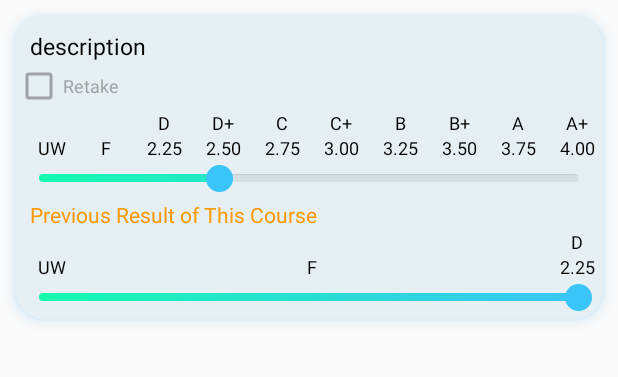
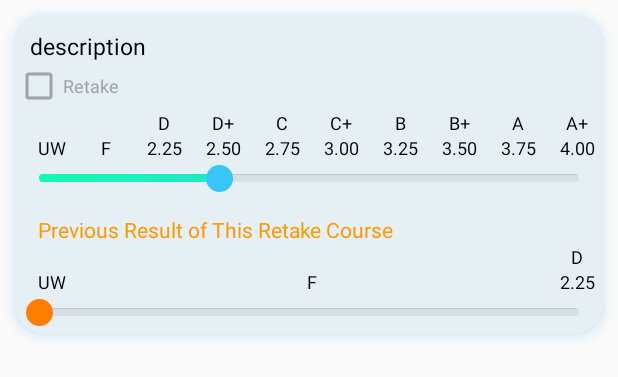
Before and after one commit to Arafat6462/AIUB-Student, an Android app: the layout result_calculation_fragment_template_layout.xml on its own in the app's theme, with its tools: preview values and no code run, on a phone screen of 412 x 824 dp. Shown: the top 377 px of the screen. Run offline under Robolectric (Android 15) with nearby library versions, the phone set to English and light mode, and no system bars.

Commit message:
fixed show/hide retake option ui on recyclerView

```diff
--- a/AIUBStudent/app/src/main/java/com/arafat6462/aiubstudent/ResultCalculationFragmentAdapter.java
+++ b/AIUBStudent/app/src/main/java/com/arafat6462/aiubstudent/ResultCalculationFragmentAdapter.java
@@ -1,6 +1,7 @@
 package com.arafat6462.aiubstudent;
 
 import android.content.Context;
+import android.util.Log;
 import android.view.LayoutInflater;
 import android.view.View;
 import android.view.ViewGroup;
@@ -21,10 +22,6 @@ public class ResultCalculationFragmentAdapter extends RecyclerView.Adapter<Resul
     Context context;
     String[] title, description;
     int[] images;
-    ////////////////  show hide retake //////////////
-    LinearLayout linearLayout;
-    CheckBox checkBox;
-    ////////////////  show hide retake //////////////
 
     // for receive date from fragment layout class
     public ResultCalculationFragmentAdapter(Context context, String[] title, String[] description, int[] images) {
@@ -34,7 +31,12 @@ public class ResultCalculationFragmentAdapter extends RecyclerView.Adapter<Resul
         this.images = images;
     }
 
+
+
+
     // find the template layout-view from layout
+    // where to get the single card as view holder object
+    // what you want to show multiple time
     @NonNull
     @Override
     public ResultCalculationFragmentViewHolder onCreateViewHolder(@NonNull ViewGroup parent, int viewType) {
@@ -47,18 +49,27 @@ public class ResultCalculationFragmentAdapter extends RecyclerView.Adapter<Resul
         return new ResultCalculationFragmentViewHolder(view);
     }
 
+
+
+
+
+
     // this onBindViewHolder method take data and set on template layout/row.
+    // if i found template card view then, what i need to do.
     @Override
     public void onBindViewHolder(@NonNull ResultCalculationFragmentViewHolder holder, int position) {
         // holder is the object of ResultCalculationFragmentViewHolder & carry all the information.
 
 //        holder.titleTextView.setText(title[position]);
-     //   holder.descriptionTextView.setText(String.valueOf(position)); // find the position and set the recycler view layout height according to position
+        //   holder.descriptionTextView.setText(String.valueOf(position)); // find the position and set the recycler view layout height according to position
         holder.descriptionTextView.setText(description[position]);
 //        holder.logoImageView.setImageResource(images[position]);
+    }
 
 
-    }
+
+
+
 
     //this getItemCount is work for how many copy of template are made.
     @Override
@@ -67,32 +78,48 @@ public class ResultCalculationFragmentAdapter extends RecyclerView.Adapter<Resul
     }
 
 
+
+
+
     //////////////////////
     // managing the row and keep track
-    public class ResultCalculationFragmentViewHolder extends RecyclerView.ViewHolder {
+    public class ResultCalculationFragmentViewHolder extends RecyclerView.ViewHolder implements View.OnClickListener {
         TextView titleTextView, descriptionTextView;
         ImageView logoImageView;
+        ////////////////  show hide retake //////////////
+        LinearLayout linearLayout;
+        CheckBox checkBox;
+        ////////////////  show hide retake //////////////
 
         // now all layout file convert to  view. and  this view came to ViewHolder class and now it is in itemView.
         // itemView is now your row template layout.
         public ResultCalculationFragmentViewHolder(@NonNull View itemView) {
             super(itemView);
+            ////////////////  show hide retake //////////////
+
+            // itemView.setOnClickListener(this);
+            checkBox = itemView.findViewById(R.id.checkBox2);
+            linearLayout = itemView.findViewById(R.id.retake_LinearLayout_part);
+            linearLayout.setVisibility(View.GONE); // initial all gone
+            checkBox.setOnClickListener(this); // add click listener
 
             ////////////////  show hide retake //////////////
-            checkBox = itemView.findViewById(R.id.checkBox2);
-            linearLayout = itemView.findViewById(R.id.retake_LinearLayout_part);
 
+
+            //           titleTextView = itemView.findViewById(R.id.titleInTemplate);
+            descriptionTextView = itemView.findViewById(R.id.descriptionInTemplate);
+            //            logoImageView= itemView.findViewById(R.id.appLogoInTemplate);
+        }
+
+        @Override
+        public void onClick(View view) {
             if (checkBox.isChecked()) {
                 linearLayout.setVisibility(View.VISIBLE);
             } else {
                 linearLayout.setVisibility(View.GONE);
             }
-            ////////////////  show hide retake //////////////
 
-
- //           titleTextView = itemView.findViewById(R.id.titleInTemplate);
-            descriptionTextView = itemView.findViewById(R.id.descriptionInTemplate);
- //            logoImageView= itemView.findViewById(R.id.appLogoInTemplate);
+          //  Log.d("click from view holder", "onClick: ");
         }
     }
 }
--- /dev/null
+++ b/AIUBStudent/app/src/main/res/drawable-xhdpi/seekbar_style_2.xml
@@ -0,0 +1,41 @@
+<?xml version="1.0" encoding="utf-8"?>
+<layer-list xmlns:android="http://schemas.android.com/apk/res/android" >
+    <item
+        android:id="@android:id/background"
+         android:gravity="center">
+        <shape>
+            <size android:height="5dp"/>
+            <corners
+                android:radius="5dp" />
+            <gradient
+                android:angle="270"
+                android:startColor="#33000000"
+                android:centerColor="#11000000"
+                android:endColor="#11000000"
+                android:centerY="0.2"
+                android:type="linear"
+
+                />
+        </shape>
+    </item>
+
+    <item
+        android:id="@+id/progressshape"
+         android:gravity="center">
+        <clip>
+            <shape
+                android:shape="rectangle" >
+                <size android:height="5dp"/>
+                <corners
+                    android:radius="15dp" />
+                <gradient
+                    android:angle="45"
+                    android:startColor="#FFFF00"
+                     android:endColor="#FF7600"
+                    android:centerY="0.5"
+                    android:type="linear"
+                    />
+            </shape>
+        </clip>
+    </item>
+</layer-list>
--- /dev/null
+++ b/AIUBStudent/app/src/main/res/drawable-xhdpi/seekbar_style_thumb_2.xml
@@ -0,0 +1,11 @@
+<?xml version="1.0" encoding="utf-8"?>
+<layer-list xmlns:android="http://schemas.android.com/apk/res/android">
+    <item>
+        <shape android:shape="oval">
+            <solid android:color="#FF7D00"/>
+            <size
+                android:width="18dp"
+                android:height="18dp"/>
+        </shape>
+    </item>
+</layer-list>
--- a/AIUBStudent/app/src/main/res/layout/result_calculation_fragment_template_layout.xml
+++ b/AIUBStudent/app/src/main/res/layout/result_calculation_fragment_template_layout.xml
@@ -438,8 +438,9 @@
                 <TextView
                     android:layout_width="wrap_content"
                     android:layout_height="wrap_content"
-                    android:text="Previous Result of This Course"
-                    android:layout_marginStart="10dp"
+                    android:text="Previous Result of This Retake Course"
+                    android:layout_marginStart="15dp"
+                    android:layout_marginTop="10dp"
                     android:textColor="#FF9800"/>
 
 
@@ -557,12 +558,12 @@
                         <SeekBar
                             android:layout_marginTop="3dp"
                             android:id="@+id/seekBar2"
-                            style="@style/seekbar"
+                            style="@style/seekbar2"
                             android:layout_width="match_parent"
                             android:layout_height="wrap_content"
                             android:max="2"
                             android:layout_marginBottom="5dp"
-                            android:progress="2"
+                            android:progress="0"
                             android:splitTrack="false" />
 
             </LinearLayout>
--- a/AIUBStudent/app/src/main/res/values/colors.xml
+++ b/AIUBStudent/app/src/main/res/values/colors.xml
@@ -34,6 +34,11 @@
         <item name="android:progressDrawable">@drawable/seekbar_style</item>
     </style>
 
+    <style name="seekbar2">
+        <item name="android:thumb">@drawable/seekbar_style_thumb_2</item>
+        <item name="android:progressDrawable">@drawable/seekbar_style_2</item>
+    </style>
+
 
 
 </resources>
```
